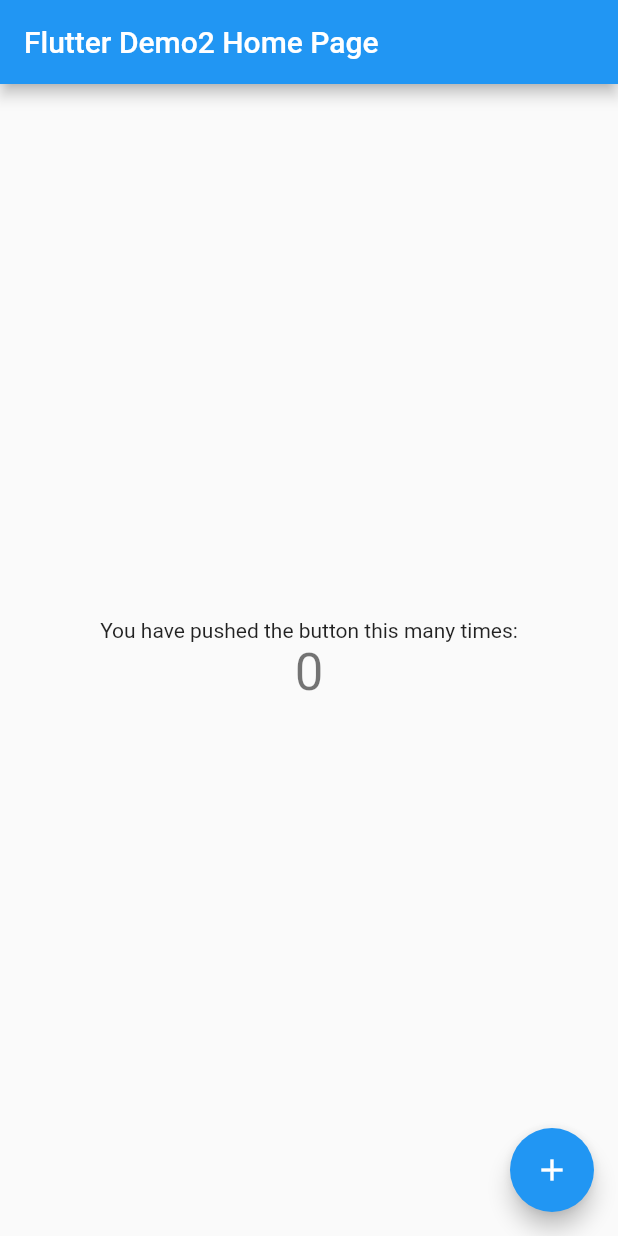
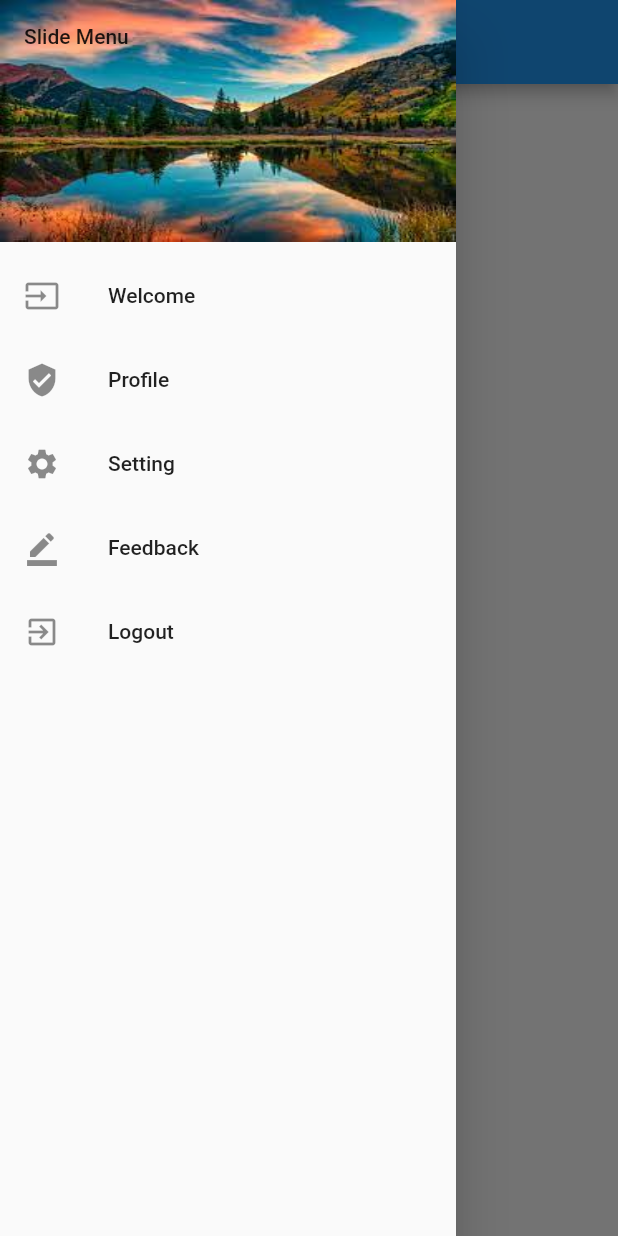
Before and after one commit to arsh0611/new_demo_project, a Flutter app: the screen it shows after launch, with the side drawer open (before the commit the screen has no drawer), on a phone screen of 412 x 824 dp. Run offline on Flutter 3.47's test engine with Material 2 defaults, Android fonts, the phone set to English and light mode, and no system bars.

Commit message:
Added Menubar

```diff
--- a/lib/main.dart
+++ b/lib/main.dart
@@ -1,117 +1,22 @@
 import 'package:flutter/material.dart';
+import 'package:newdemoproject/views/first_screen.dart';
 
 void main() {
   runApp(MyApp());
 }
+class MyApp extends StatefulWidget {
+  @override
+  _MyAppState createState() => _MyAppState();
+}
 
-class MyApp extends StatelessWidget {
-  // This widget is the root of your application.
+class _MyAppState extends State<MyApp> {
   @override
   Widget build(BuildContext context) {
     return MaterialApp(
-      title: 'Flutter Demo',
-      theme: ThemeData(
-        // This is the theme of your application.
-        //
-        // Try running your application with "flutter run". You'll see the
-        // application has a blue toolbar. Then, without quitting the app, try
-        // changing the primarySwatch below to Colors.green and then invoke
-        // "hot reload" (press "r" in the console where you ran "flutter run",
-        // or simply save your changes to "hot reload" in a Flutter IDE).
-        // Notice that the counter didn't reset back to zero; the application
-        // is not restarted.
-        primarySwatch: Colors.blue,
-        // This makes the visual density adapt to the platform that you run
-        // the app on. For desktop platforms, the controls will be smaller and
-        // closer together (more dense) than on mobile platforms.
-        visualDensity: VisualDensity.adaptivePlatformDensity,
-      ),
-      home: MyHomePage(title: 'Flutter Demo2 Home Page'),
+      debugShowCheckedModeBanner: false,
+      title: 'Arsh Heer',
+      theme: ThemeData.light(),
+      home: FirstScreen(),
     );
   }
 }
-
-class MyHomePage extends StatefulWidget {
-  MyHomePage({Key key, this.title}) : super(key: key);
-
-  // This widget is the home page of your application. It is stateful, meaning
-  // that it has a State object (defined below) that contains fields that affect
-  // how it looks.
-
-  // This class is the configuration for the state. It holds the values (in this
-  // case the title) provided by the parent (in this case the App widget) and
-  // used by the build method of the State. Fields in a Widget subclass are
-  // always marked "final".
-
-  final String title;
-
-  @override
-  _MyHomePageState createState() => _MyHomePageState();
-}
-
-class _MyHomePageState extends State<MyHomePage> {
-  int _counter = 0;
-
-  void _incrementCounter() {
-    setState(() {
-      // This call to setState tells the Flutter framework that something has
-      // changed in this State, which causes it to rerun the build method below
-      // so that the display can reflect the updated values. If we changed
-      // _counter without calling setState(), then the build method would not be
-      // called again, and so nothing would appear to happen.
-      _counter++;
-    });
-  }
-
-  @override
-  Widget build(BuildContext context) {
-    // This method is rerun every time setState is called, for instance as done
-    // by the _incrementCounter method above.
-    //
-    // The Flutter framework has been optimized to make rerunning build methods
-    // fast, so that you can just rebuild anything that needs updating rather
-    // than having to individually change instances of widgets.
-    return Scaffold(
-      appBar: AppBar(
-        // Here we take the value from the MyHomePage object that was created by
-        // the App.build method, and use it to set our appbar title.
-        title: Text(widget.title),
-      ),
-      body: Center(
-        // Center is a layout widget. It takes a single child and positions it
-        // in the middle of the parent.
-        child: Column(
-          // Column is also a layout widget. It takes a list of children and
-          // arranges them vertically. By default, it sizes itself to fit its
-          // children horizontally, and tries to be as tall as its parent.
-          //
-          // Invoke "debug painting" (press "p" in the console, choose the
-          // "Toggle Debug Paint" action from the Flutter Inspector in Android
-          // Studio, or the "Toggle Debug Paint" command in Visual Studio Code)
-          // to see the wireframe for each widget.
-          //
-          // Column has various properties to control how it sizes itself and
-          // how it positions its children. Here we use mainAxisAlignment to
-          // center the children vertically; the main axis here is the vertical
-          // axis because Columns are vertical (the cross axis would be
-          // horizontal).
-          mainAxisAlignment: MainAxisAlignment.center,
-          children: <Widget>[
-            Text(
-              'You have pushed the button this many times:',
-            ),
-            Text(
-              '$_counter',
-              style: Theme.of(context).textTheme.headline4,
-            ),
-          ],
-        ),
-      ),
-      floatingActionButton: FloatingActionButton(
-        onPressed: _incrementCounter,
-        tooltip: 'Increment',
-        child: Icon(Icons.add),
-      ), // This trailing comma makes auto-formatting nicer for build methods.
-    );
-  }
-}
--- /dev/null
+++ b/lib/views/first_screen.dart
@@ -0,0 +1,35 @@
+import 'package:flutter/material.dart';
+import 'package:flutter/widgets.dart';
+import 'package:newdemoproject/widgets/NavDrawerWIdget.dart';
+
+class FirstScreen extends StatefulWidget {
+  @override
+  _FirstScreenState createState() => _FirstScreenState();
+}
+
+class _FirstScreenState extends State<FirstScreen> {
+  @override
+  Widget build(BuildContext context) {
+    return Scaffold(
+      drawer: NavDrawer(),
+      appBar: AppBar(
+        title: Text("Arsh Square collaboration"),
+      ),
+      body: Center(
+        child: Column(
+          mainAxisAlignment: MainAxisAlignment.center,
+          children: <Widget>[
+          Text(
+          'Arsh Senior Developers',
+        ),
+        Text(
+          'Arsh Junior Develper'
+        ),
+        ]
+        ),
+      ),
+
+    );
+
+  }
+}
--- /dev/null
+++ b/lib/widgets/NavDrawerWIdget.dart
@@ -0,0 +1,52 @@
+import 'package:flutter/material.dart';
+
+class NavDrawer extends StatelessWidget {
+  @override
+  Widget build(BuildContext context) {
+    return Drawer(
+      child: ListView(
+        padding: EdgeInsets.zero,
+        children: <Widget>[
+          DrawerHeader(
+            child:
+            Text(
+              'Slide Menu'
+            ),
+            decoration: BoxDecoration(
+              color: Colors.green,
+              image: DecorationImage(
+                fit: BoxFit.fill,
+                image: AssetImage('assets/images/scene.jpg')
+              )
+            ),
+          ),
+          ListTile(
+            leading: Icon(Icons.input),
+            title: Text('Welcome'),
+            onTap: ()=>{},
+          ),
+          ListTile(
+            leading: Icon(Icons.verified_user),
+            title: Text('Profile'),
+            onTap: ()=>{},
+          ),
+          ListTile(
+            leading: Icon(Icons.settings),
+            title: Text('Setting'),
+            onTap: ()=>{},
+          ),
+          ListTile(
+            leading: Icon(Icons.border_color),
+            title: Text('Feedback'),
+            onTap: ()=>{},
+          ),
+          ListTile(
+            leading: Icon(Icons.exit_to_app),
+            title: Text('Logout'),
+            onTap: ()=>{},
+          ),
+        ],
+      ),
+    );
+  }
+}
--- a/pubspec.yaml
+++ b/pubspec.yaml
@@ -43,6 +43,8 @@ flutter:
   # included with your application, so that you can use the icons in
   # the material Icons class.
   uses-material-design: true
+  assets:
+    - assets/images/
 
   # To add assets to your application, add an assets section, like this:
   # assets:
```
Also changed, not shown: assets/images/scene.jpg (added).
